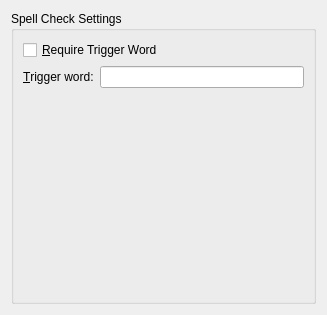
KDE/kdeplasma-addons, file runners/spellchecker/spellcheck_config.ui: the form before one commit.
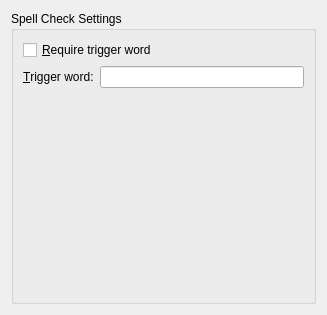
The form after the commit.

What changed in the file:
```diff
--- a/runners/spellchecker/spellcheck_config.ui
+++ b/runners/spellchecker/spellcheck_config.ui
@@ -19,7 +19,7 @@
       <item>
        <widget class="QCheckBox" name="m_requireTriggerWord" >
         <property name="text" >
-         <string>&amp;Require Trigger Word</string>
+         <string>&amp;Require trigger word</string>
         </property>
        </widget>
       </item>
```
